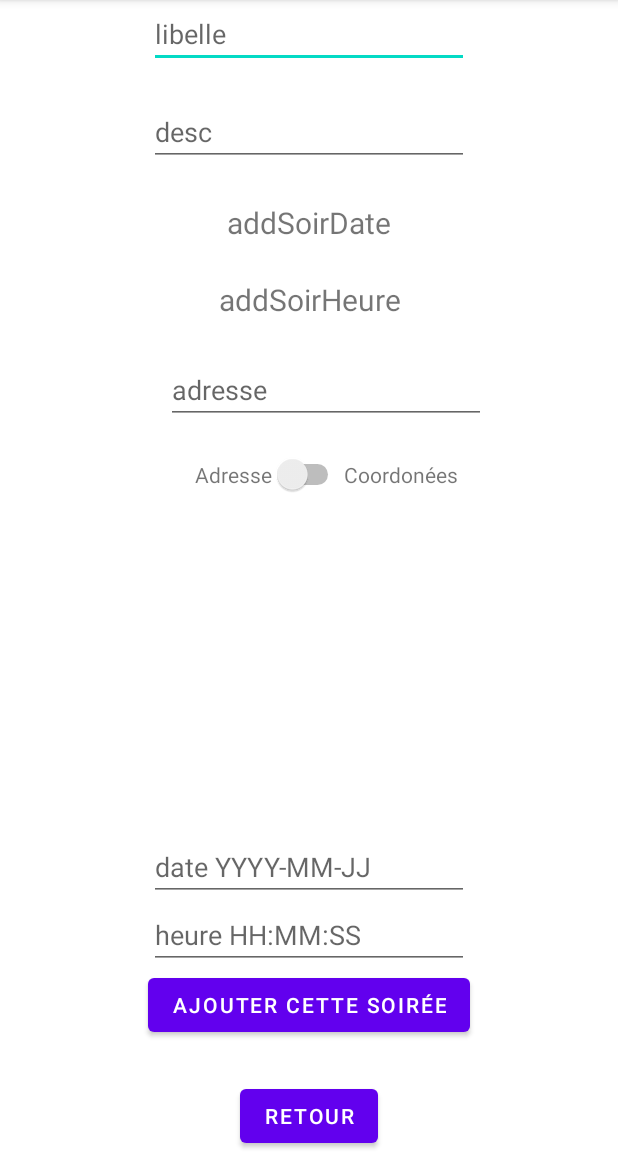
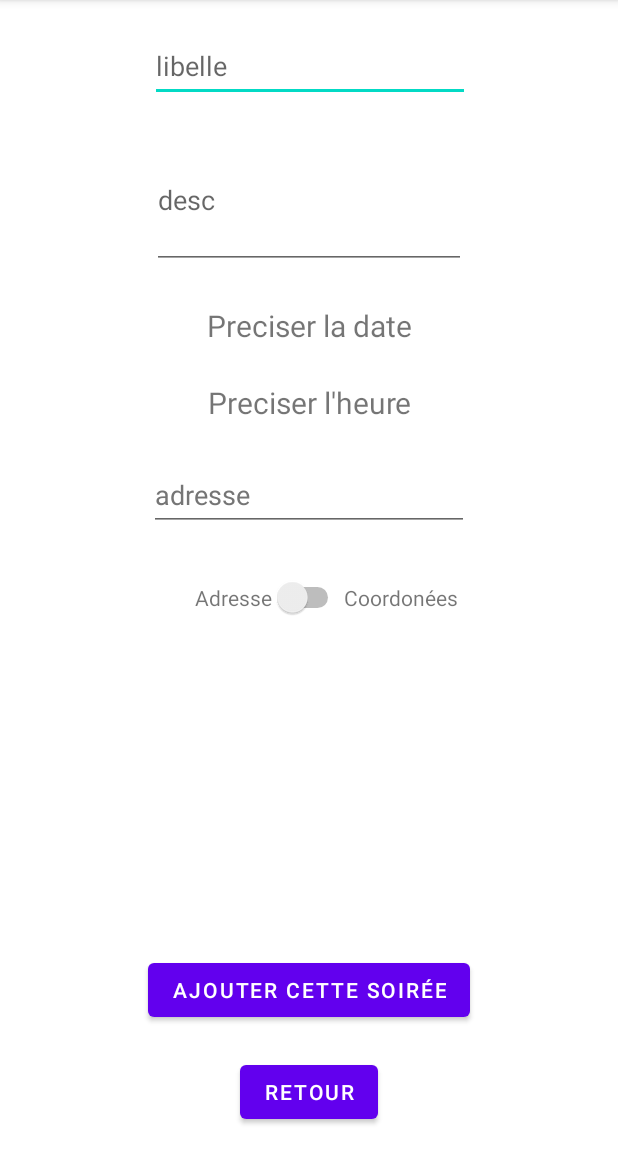
Before and after one commit to kionnle2/GeTaSoiree, an Android app: the AjoutSoireeActivity screen opened directly, with no data from a screen before it, on a phone screen of 412 x 824 dp, the part 84-1236 px from its top. Run offline under Robolectric (Android 15) with nearby library versions, the phone set to English and light mode, and no system bars.

Commit message:
suppression terminer (manque toast) ajout soirée update

```diff
--- a/app/src/main/java/yan/candaes/getasoiree/ui/AjoutSoireeActivity.java
+++ b/app/src/main/java/yan/candaes/getasoiree/ui/AjoutSoireeActivity.java
@@ -4,6 +4,7 @@ import android.app.DatePickerDialog;
 import android.app.TimePickerDialog;
 import android.content.Context;
 import android.os.Bundle;
+import android.util.Log;
 import android.view.View;
 import android.view.inputmethod.InputMethodManager;
 import android.widget.Button;
@@ -15,6 +16,7 @@ import android.widget.Toast;
 import androidx.appcompat.app.AppCompatActivity;
 
 import java.text.DateFormat;
+import java.text.ParseException;
 import java.text.SimpleDateFormat;
 import java.util.Calendar;
 
@@ -26,6 +28,8 @@ import yan.candaes.getasoiree.daos.Delegate;
 public class AjoutSoireeActivity extends AppCompatActivity implements DatePickerDialog.OnDateSetListener {
     TextView dP;
     TextView hP;
+    SimpleDateFormat dateLong = new SimpleDateFormat("EEEE dd MMMM yyyy");
+    SimpleDateFormat dateEn = new SimpleDateFormat("yyyy-MM-dd");
 
     @Override
     protected void onCreate(Bundle savedInstanceState) {
@@ -42,7 +46,7 @@ public class AjoutSoireeActivity extends AppCompatActivity implements DatePicker
 
             }
         });
-        hP = ((TextView) findViewById(R.id.addSoirheure));
+        hP = ((TextView) findViewById(R.id.addSoirHeure));
         hP.setOnClickListener(new View.OnClickListener() {
 
 
@@ -86,13 +90,20 @@ public class AjoutSoireeActivity extends AppCompatActivity implements DatePicker
                     }
                 }
         );
-        SimpleDateFormat dateEn = new SimpleDateFormat("yyyy-MM-dd");
         ((Button) findViewById(R.id.addSoirBtnAdd)).setOnClickListener(view -> {
-            String request = ("requete=addSoiree" +
+
+            String request = null;
+            request = ("requete=addSoiree" +
                     "&libelleCourt=" + ((TextView) findViewById(R.id.addSoirTxtLib)).getText().toString() +
                     "&descriptif=" + ((TextView) findViewById(R.id.addSoirTxtDesc)).getText().toString() +
-                    "&dateDebut=" +dateEn.format((((TextView) findViewById(R.id.addSoirTxtDate)).getText().toString())) +
-                    "&heureDebut=" + ((TextView) findViewById(R.id.addSoirTxtHeure)).getText().toString());
+                    "&heureDebut=" + ((TextView) findViewById(R.id.addSoirHeure)).getText().toString());
+            try {
+                String dateStr = ((TextView) findViewById(R.id.addSoirDate)).getText().toString();
+                dateStr = dateEn.format(dateLong.parse(dateStr));
+                request += "&dateDebut=" + dateStr;
+            } catch (ParseException e) {
+                e.printStackTrace();
+            }
             if (sw.isChecked())
                 request += "&latitude=" + ((TextView) findViewById(R.id.addSoirLat)).getText().toString() +
                         "&longitude=" + ((TextView) findViewById(R.id.addSoirLon)).getText().toString();
@@ -125,6 +136,8 @@ public class AjoutSoireeActivity extends AppCompatActivity implements DatePicker
         mCalendar.set(Calendar.MONTH, month);
         mCalendar.set(Calendar.DAY_OF_MONTH, dayOfMonth);
         String selectedDate = DateFormat.getDateInstance(DateFormat.FULL).format(mCalendar.getTime());
+        Log.d("TAGTAG", DateFormat.getDateInstance(DateFormat.FULL).format(mCalendar.getTime()));
+        Log.d("TAGTAG", DateFormat.getDateInstance(DateFormat.FULL).format(mCalendar.getTime().getTime()));
         dP.setText(selectedDate);
     }
 
--- a/app/src/main/java/yan/candaes/getasoiree/ui/SoireeActivity.java
+++ b/app/src/main/java/yan/candaes/getasoiree/ui/SoireeActivity.java
@@ -41,8 +41,10 @@ public class SoireeActivity extends AppCompatActivity {
             DaoParticipant.getInstance().simpleRequest("requete=supprimerCompte", new Delegate() {
                 @Override
                 public void WSRequestIsTerminated(Object result) {
-                    if ((boolean) result) adapter.notifyDataSetChanged();
-                    else
+                    if ((boolean) result) {
+
+                        finishActivity(2);
+                    } else
                         Toast.makeText(getApplicationContext(), "suppréssion du compte échoué", Toast.LENGTH_LONG).show();
                 }
             });
--- a/app/src/main/res/layout/activity_ajout_soiree.xml
+++ b/app/src/main/res/layout/activity_ajout_soiree.xml
@@ -10,7 +10,8 @@
         android:id="@+id/addSoirBtnRetour"
         android:layout_width="wrap_content"
         android:layout_height="wrap_content"
-        android:text="Retour"
+        android:layout_marginBottom="16dp"
+        android:text="@string/retour"
         app:layout_constraintBottom_toBottomOf="parent"
         app:layout_constraintEnd_toEndOf="parent"
         app:layout_constraintStart_toStartOf="parent" />
@@ -19,8 +20,8 @@
         android:id="@+id/addSoirBtnAdd"
         android:layout_width="wrap_content"
         android:layout_height="wrap_content"
-        android:layout_marginBottom="26dp"
-        android:text="Ajouter cette soirée"
+        android:layout_marginBottom="20dp"
+        android:text="@string/ajouter_cette_soir_e"
         app:layout_constraintBottom_toTopOf="@+id/addSoirBtnRetour"
         app:layout_constraintEnd_toEndOf="parent"
         app:layout_constraintStart_toStartOf="parent" />
@@ -29,46 +30,29 @@
         android:id="@+id/addSoirTxtLib"
         android:layout_width="wrap_content"
         android:layout_height="wrap_content"
+        android:layout_marginTop="20dp"
         android:ems="10"
-        android:hint="libelle"
+        android:hint="@string/libelle"
         android:inputType="textShortMessage|textPersonName"
+        android:minHeight="48dp"
         app:layout_constraintEnd_toEndOf="parent"
+        app:layout_constraintHorizontal_bias="0.502"
         app:layout_constraintStart_toStartOf="parent"
-        app:layout_constraintTop_toTopOf="parent" />
+        app:layout_constraintTop_toTopOf="parent"
+        android:autofillHints="" />
 
     <EditText
         android:id="@+id/addSoirTxtDesc"
-        android:layout_width="wrap_content"
-        android:layout_height="wrap_content"
+        android:layout_width="209dp"
+        android:layout_height="91dp"
         android:layout_marginTop="20dp"
         android:ems="10"
-        android:hint="desc"
-        android:inputType="textShortMessage|textPersonName"
+        android:hint="@string/desc"
+        android:inputType="textLongMessage|textPersonName"
         app:layout_constraintEnd_toEndOf="parent"
         app:layout_constraintStart_toStartOf="parent"
-        app:layout_constraintTop_toBottomOf="@+id/addSoirTxtLib" />
-
-    <EditText
-        android:id="@+id/addSoirTxtDate"
-        android:layout_width="wrap_content"
-        android:layout_height="wrap_content"
-        android:ems="10"
-        android:hint="date YYYY-MM-JJ"
-        android:inputType="date"
-        app:layout_constraintBottom_toTopOf="@+id/addSoirTxtHeure"
-        app:layout_constraintEnd_toEndOf="parent"
-        app:layout_constraintStart_toStartOf="parent" />
-
-    <EditText
-        android:id="@+id/addSoirTxtHeure"
-        android:layout_width="wrap_content"
-        android:layout_height="wrap_content"
-        android:ems="10"
-        android:hint="heure HH:MM:SS"
-        android:inputType="time"
-        app:layout_constraintBottom_toTopOf="@+id/addSoirBtnAdd"
-        app:layout_constraintEnd_toEndOf="parent"
-        app:layout_constraintStart_toStartOf="parent" />
+        app:layout_constraintTop_toBottomOf="@+id/addSoirTxtLib"
+        android:autofillHints="" />
 
     <EditText
         android:id="@+id/addSoirTxtAdr"
@@ -76,12 +60,14 @@
         android:layout_height="wrap_content"
         android:layout_marginTop="24dp"
         android:ems="10"
-        android:hint="adresse"
+        android:hint="@string/adresse"
         android:inputType="textPersonName"
+        android:minHeight="48dp"
+        android:textColorHint="#757575"
         app:layout_constraintEnd_toEndOf="parent"
-        app:layout_constraintHorizontal_bias="0.557"
         app:layout_constraintStart_toStartOf="parent"
-        app:layout_constraintTop_toBottomOf="@+id/addSoirheure" />
+        app:layout_constraintTop_toBottomOf="@+id/addSoirHeure"
+        android:autofillHints="" />
 
     <Switch
         android:id="@+id/addSoirSwitch"
@@ -89,8 +75,10 @@
         android:layout_height="wrap_content"
         android:layout_marginTop="20dp"
         android:checked="false"
-        android:textOff="coordonées"
-        android:textOn="adresse"
+        android:minWidth="48dp"
+        android:minHeight="48dp"
+        android:textOff="@string/Coordon_es"
+        android:textOn="@string/adressetxt"
         app:layout_constraintEnd_toEndOf="parent"
         app:layout_constraintHorizontal_bias="0.498"
         app:layout_constraintStart_toStartOf="parent"
@@ -100,7 +88,7 @@
         android:id="@+id/textView3"
         android:layout_width="wrap_content"
         android:layout_height="wrap_content"
-        android:text="Adresse"
+        android:text="@string/Adresse"
         app:layout_constraintBottom_toBottomOf="@+id/addSoirSwitch"
         app:layout_constraintEnd_toStartOf="@+id/addSoirSwitch"
         app:layout_constraintTop_toTopOf="@+id/addSoirSwitch" />
@@ -109,7 +97,7 @@
         android:id="@+id/textView4"
         android:layout_width="wrap_content"
         android:layout_height="wrap_content"
-        android:text="Coordonées"
+        android:text="@string/coordon_es"
         app:layout_constraintBottom_toBottomOf="@+id/addSoirSwitch"
         app:layout_constraintStart_toEndOf="@+id/addSoirSwitch"
         app:layout_constraintTop_toTopOf="@+id/addSoirSwitch" />
@@ -118,36 +106,37 @@
         android:id="@+id/addSoirLon"
         android:layout_width="120dp"
         android:layout_height="wrap_content"
-        android:layout_marginEnd="108dp"
         android:ems="10"
-        android:hint="longitude"
+        android:hint="@string/longitude"
         android:inputType="numberDecimal"
         android:visibility="invisible"
         app:layout_constraintBottom_toBottomOf="@+id/addSoirLat"
-        app:layout_constraintEnd_toEndOf="@+id/addSoirTxtAdr"
+        app:layout_constraintEnd_toStartOf="@+id/addSoirLat"
         app:layout_constraintTop_toTopOf="@+id/addSoirLat"
-        app:layout_constraintVertical_bias="1.0" />
+        app:layout_constraintVertical_bias="0.0"
+        android:importantForAutofill="no" />
 
     <EditText
         android:id="@+id/addSoirLat"
         android:layout_width="120dp"
         android:layout_height="wrap_content"
         android:ems="10"
-        android:hint="latitude"
+        android:hint="@string/latitude"
         android:inputType="numberDecimal"
         android:visibility="invisible"
         app:layout_constraintBottom_toBottomOf="@+id/addSoirTxtAdr"
         app:layout_constraintEnd_toEndOf="parent"
-        app:layout_constraintHorizontal_bias="0.694"
+        app:layout_constraintHorizontal_bias="0.7"
         app:layout_constraintStart_toStartOf="parent"
-        app:layout_constraintTop_toTopOf="@+id/addSoirTxtAdr" />
+        app:layout_constraintTop_toTopOf="@+id/addSoirTxtAdr"
+        android:importantForAutofill="no" />
 
     <TextView
-        android:id="@+id/addSoirheure"
+        android:id="@+id/addSoirHeure"
         android:layout_width="wrap_content"
         android:layout_height="wrap_content"
         android:layout_marginTop="24dp"
-        android:text="addSoirHeure"
+        android:text="@string/preciser_l_heure"
         android:textAlignment="center"
         android:textSize="20sp"
         app:layout_constraintEnd_toEndOf="parent"
@@ -159,7 +148,7 @@
         android:layout_width="wrap_content"
         android:layout_height="wrap_content"
         android:layout_marginTop="24dp"
-        android:text="addSoirDate"
+        android:text="@string/preciser_la_date"
         android:textAlignment="center"
         android:textSize="20sp"
         app:layout_constraintEnd_toEndOf="parent"
--- a/app/src/main/res/values/strings.xml
+++ b/app/src/main/res/values/strings.xml
@@ -1,3 +1,16 @@
 <resources>
     <string name="app_name">Candaes Yan Soiree</string>
+    <string name="desc">desc</string>
+    <string name="adresse">adresse</string>
+    <string name="Adresse">Adresse</string>
+    <string name="coordon_es">Coordonées</string>
+    <string name="libelle">libelle</string>
+    <string name="longitude">longitude</string>
+    <string name="latitude">latitude</string>
+    <string name="preciser_la_date">Preciser la date</string>
+    <string name="preciser_l_heure">Preciser l\'heure</string>
+    <string name="retour">Retour</string>
+    <string name="ajouter_cette_soir_e">Ajouter cette soirée</string>
+    <string name="Coordon_es">Coordonées</string>
+    <string name="adressetxt">Adresse</string>
 </resources>
```
